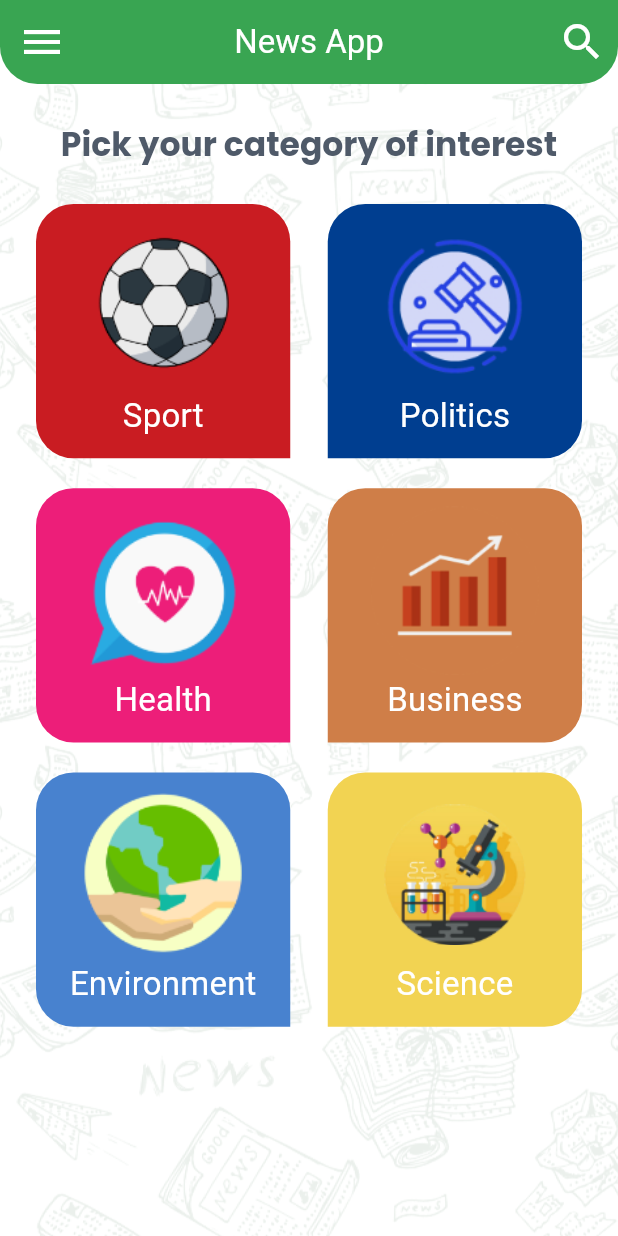
After one commit to YomnaHesham/news_app, a Flutter app: the screen it shows after launch, on a phone screen of 412 x 824 dp. The commit adds this screen. Run offline on Flutter 3.47's test engine with Material 3 defaults, Android fonts, the phone set to English and light mode, and no system bars; our stand-ins replace easy_localization, google_fonts; Roboto replaces fonts that are missing (Exo).

Commit message:
implement categories

```diff
--- /dev/null
+++ b/assets/translations/ar.json
@@ -0,0 +1,16 @@
+{
+  "news": "الأخبار",
+  "category_interest": "اختر فئة اهتمامك",
+  "sports": "الرياضة",
+  "politics": "السياسة",
+  "health": "الصحة",
+  "business": "الأعمال",
+  "environment": "البيئة",
+  "science": "العلوم",
+  "settings": "الاعدادات",
+  "categories": "الفئات",
+  "arabic": "العربية",
+  "english": "الانجليزية",
+  "language": "اللغة",
+  "search": "ابحث"
+}
--- /dev/null
+++ b/assets/translations/en.json
@@ -0,0 +1,16 @@
+{
+  "news": "News App",
+  "category_interest": "Pick your category of interest",
+  "sports": "Sports",
+  "politics": "Politics",
+  "health": "Health",
+  "business": "Business ",
+  "environment": "Environment",
+  "science": "Science",
+  "settings": "Settings",
+  "categories": "Categories",
+  "arabic": "Arabic",
+  "english": "English",
+  "language": "Language",
+  "search": "Search"
+}
--- /dev/null
+++ b/lib/app_theme.dart
@@ -0,0 +1,44 @@
+// import 'package:flutter/animation.dart';
+import 'package:flutter/material.dart';
+import 'package:google_fonts/google_fonts.dart';
+
+class AppTheme {
+  static const Color primary = Color(0xFF39A552);
+  static const Color navy = Color(0xFF4F5A69);
+  static const Color black = Color(0xFF303030);
+  static const Color white = Color(0xFFFFFFFF);
+  static const Color gray = Color(0xFF79828B);
+
+  static ThemeData lightTheme = ThemeData(
+    primaryColor: primary,
+    scaffoldBackgroundColor: Colors.transparent,
+    appBarTheme: AppBarTheme(
+      backgroundColor: primary,
+      foregroundColor: white,
+      titleTextStyle: TextStyle(
+        color: white,
+        fontSize: 22,
+        fontWeight: FontWeight.w400,
+      ),
+      centerTitle: true,
+      shape: RoundedRectangleBorder(
+        borderRadius: BorderRadius.only(
+          bottomLeft: Radius.circular(25),
+          bottomRight: Radius.circular(25),
+        ),
+      ),
+    ),
+    textTheme: TextTheme(
+      titleLarge: GoogleFonts.poppins(
+        color: navy,
+        fontWeight: FontWeight.w700,
+        fontSize: 22,
+      ),
+      titleMedium: GoogleFonts.exo(
+        color: white,
+        fontWeight: FontWeight.w400,
+        fontSize: 22,
+      ),
+    ),
+  );
+}
--- /dev/null
+++ b/lib/screens/categories/categories_detailes.dart
@@ -0,0 +1,71 @@
+import 'package:flutter/material.dart';
+import 'package:news/screens/categories/category_item.dart';
+import 'package:news/screens/categories/category_item_model.dart';
+
+class CategoriesDetailes extends StatelessWidget {
+  CategoriesDetailes({super.key});
+
+  @override
+  Widget build(BuildContext context) {
+    List<CategoryItemModel> items = [
+      CategoryItemModel(
+        bgColor: Color(0xFFC91C22),
+        lable: "Sport",
+        img: "ball",
+      ),
+      CategoryItemModel(
+        bgColor: Color(0xFF003E90),
+        lable: "Politics",
+        img: "Politics",
+      ),
+      CategoryItemModel(
+        bgColor: Color(0xFFED1E79),
+        lable: "Health",
+        img: "health",
+      ),
+      CategoryItemModel(
+        bgColor: Color(0xFFCF7E48),
+        lable: "Business",
+        img: "bussines",
+      ),
+      CategoryItemModel(
+        bgColor: Color(0xFF4882CF),
+        lable: "Environment",
+        img: "environment",
+      ),
+      CategoryItemModel(
+        bgColor: Color(0xFFF2D352),
+        lable: "Science",
+        img: "science",
+      ),
+    ];
+    return Padding(
+      padding: const EdgeInsets.symmetric(horizontal: 24.0),
+      child: Column(
+        crossAxisAlignment: CrossAxisAlignment.center,
+        children: [
+          Padding(
+            padding: const EdgeInsets.symmetric(vertical: 26.0),
+            child: Text(
+              "Pick your category of interest",
+              style: Theme.of(context).textTheme.titleLarge,
+            ),
+          ),
+          Expanded(
+            child: GridView.builder(
+              gridDelegate: SliverGridDelegateWithFixedCrossAxisCount(
+                crossAxisCount: 2,
+                crossAxisSpacing: 25,
+                mainAxisSpacing: 20,
+              ),
+              itemBuilder: (context, index) {
+                return CategoryItem(model: items[index], isOdd: index.isOdd);
+              },
+              itemCount: items.length,
+            ),
+          )
+        ],
+      ),
+    );
+  }
+}
--- /dev/null
+++ b/lib/screens/categories/category_item.dart
@@ -0,0 +1,41 @@
+import 'package:flutter/material.dart';
+import 'package:news/screens/categories/category_item_model.dart';
+
+class CategoryItem extends StatelessWidget {
+  CategoryItemModel model;
+  bool isOdd;
+
+  CategoryItem({required this.model, required this.isOdd, super.key});
+
+  @override
+  Widget build(BuildContext context) {
+    return Container(
+      padding: EdgeInsets.all(12),
+      decoration: BoxDecoration(
+        color: model.bgColor,
+        borderRadius: BorderRadius.only(
+          topRight: Radius.circular(25),
+          topLeft: Radius.circular(25),
+          bottomLeft: !isOdd ? Radius.circular(25) : Radius.zero,
+          bottomRight: isOdd ? Radius.circular(25) : Radius.zero,
+        ),
+      ),
+      child: Column(
+        mainAxisAlignment: MainAxisAlignment.center,
+        children: [
+          Expanded(
+            child: Image.asset(
+              "assets/images/${model.img}.png",
+              width: 118,
+              height: 118,
+            ),
+          ),
+          Text(
+            model.lable,
+            style: Theme.of(context).textTheme.titleMedium,
+          ),
+        ],
+      ),
+    );
+  }
+}
--- /dev/null
+++ b/lib/screens/categories/category_item_model.dart
@@ -0,0 +1,10 @@
+import 'package:flutter/material.dart';
+
+class CategoryItemModel {
+  Color bgColor;
+  String lable;
+  String img;
+
+  CategoryItemModel(
+      {required this.bgColor, required this.lable, required this.img});
+}
--- /dev/null
+++ b/lib/screens/home_screen.dart
@@ -0,0 +1,62 @@
+import 'package:flutter/material.dart';
+import 'package:news/apis/api_manager.dart';
+import 'package:news/app_theme.dart';
+import 'package:news/screens/categories/categories_detailes.dart';
+import 'package:news/screens/news_content.dart';
+import 'package:news/screens/tab_bar.dart';
+
+class HomeScreen extends StatefulWidget {
+  static const String routName = "home";
+
+  HomeScreen({super.key});
+
+  @override
+  State<HomeScreen> createState() => _HomeScreenState();
+}
+
+class _HomeScreenState extends State<HomeScreen> {
+  int selectedTabIndex = 0;
+
+  @override
+  Widget build(BuildContext context) {
+    return Container(
+      decoration: const BoxDecoration(
+        color: AppTheme.white,
+        image: DecorationImage(
+          image: AssetImage("assets/images/bg.png"),
+          fit: BoxFit.cover,
+        ),
+      ),
+      child: Scaffold(
+        drawer: Drawer(),
+        appBar: AppBar(
+          iconTheme: IconThemeData(color: AppTheme.white, size: 32),
+          title: const Text(
+            "News App",
+          ),
+          actions: [
+            IconButton(
+              onPressed: () {},
+              icon: Icon(
+                Icons.search,
+                color: AppTheme.white,
+                size: 32,
+              ),
+            )
+          ],
+        ),
+        body:
+          CategoriesDetailes(),
+        // Column(
+        //   children: [
+        //     TabBarWidget(),
+        //     SizedBox(
+        //       height: 16,
+        //     ),
+        //     NewsContent(),
+        //   ],
+        // ),
+      ),
+    );
+  }
+}
--- a/lib/splash_screen.dart
+++ b/lib/screens/splash_screen.dart
@@ -1,7 +1,8 @@
 import 'dart:async';
 
 import 'package:flutter/material.dart';
-import 'package:news/home_screen.dart';
+import 'package:news/app_theme.dart';
+import 'package:news/screens/home_screen.dart';
 
 class SplashScreen extends StatefulWidget {
   static const String routName = "splash";
@@ -23,11 +24,12 @@ class _SplashScreenState extends State<SplashScreen> {
   @override
   Widget build(BuildContext context) {
     return Scaffold(
-      backgroundColor: Colors.white,
       body: Container(
         decoration: BoxDecoration(
+          color: AppTheme.white,
           image: DecorationImage(
             image: AssetImage("assets/images/bg.png"),
+            fit: BoxFit.fill,
           ),
         ),
         width: double.infinity,
--- a/pubspec.yaml
+++ b/pubspec.yaml
@@ -36,6 +36,8 @@ dependencies:
   # Use with the CupertinoIcons class for iOS style icons.
   cupertino_icons: ^1.0.6
   http: ^1.2.2
+  google_fonts: ^6.2.1
+  easy_localization: ^3.0.7
 
 dev_dependencies:
   flutter_test:
@@ -62,6 +64,7 @@ flutter:
   # To add assets to your application, add an assets section, like this:
   assets:
     - assets/images/
+    - assets/translations/
 
   # An image asset can refer to one or more resolution-specific "variants", see
   # https://flutter.dev/assets-and-images/#resolution-aware
```
Also changed, not shown: lib/apis/api_manager.dart (+34 -2 lines), lib/home_screen.dart (deleted, +0 -16 lines), lib/main.dart (+20 -9 lines), lib/news_data_response.dart (added, +53 -0 lines), lib/screens/news_content.dart (added, +40 -0 lines), lib/screens/settings.dart (added, +10 -0 lines), lib/screens/tab_bar.dart (added, +49 -0 lines), lib/screens/tab_item.dart (added, +32 -0 lines), lib/sources_response.dart (added, +45 -0 lines), pubspec.lock, 1 other file.
